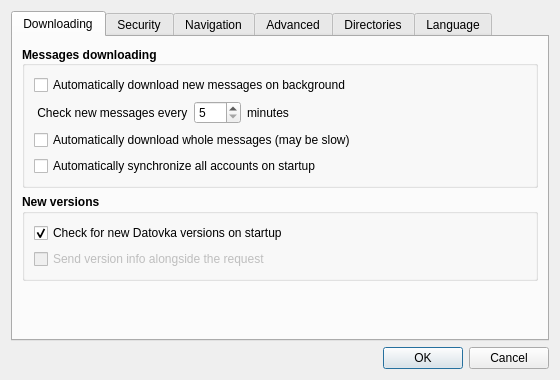
The window that src/gui/ui/dlg_preferences.ui (psakar/datovka) describes before a commit, drawn with Qt 5.
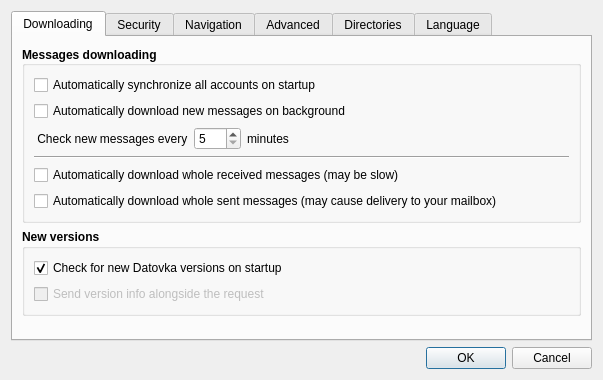
The same window after the commit. Icons and pictures are not drawn.

Commit message: Sent messages will be whole downloaded only if there are in message state 1 or 2

Diff of the .ui file:
```diff
--- a/src/gui/ui/dlg_preferences.ui
+++ b/src/gui/ui/dlg_preferences.ui
@@ -6,7 +6,7 @@
    <rect>
     <x>0</x>
     <y>0</y>
-    <width>560</width>
+    <width>603</width>
     <height>380</height>
    </rect>
   </property>
@@ -79,6 +79,23 @@
           <bool>false</bool>
          </property>
          <layout class="QVBoxLayout" name="verticalLayout_2">
+          <item>
+           <widget class="QCheckBox" name="download_at_start">
+            <property name="font">
+             <font>
+              <weight>50</weight>
+              <bold>false</bold>
+             </font>
+            </property>
+            <property name="toolTip">
+             <string>When allowed, Datovka will automatically synchronise accounts 
+and also download new messages on background at startup.</string>
+            </property>
+            <property name="text">
+             <string>Automatically synchronize all accounts on startup</string>
+            </property>
+           </widget>
+          </item>
           <item>
            <widget class="QCheckBox" name="download_on_background">
             <property name="font">
@@ -159,6 +176,13 @@
             </item>
            </layout>
           </item>
+          <item>
+           <widget class="Line" name="line_3">
+            <property name="orientation">
+             <enum>Qt::Horizontal</enum>
+            </property>
+           </widget>
+          </item>
           <item>
            <widget class="QCheckBox" name="auto_download_whole_messages">
             <property name="font">
@@ -175,12 +199,12 @@
 slower internet connections.</string>
             </property>
             <property name="text">
-             <string>Automatically download whole messages (may be slow)</string>
+             <string>Automatically download whole received messages (may be slow)</string>
             </property>
            </widget>
           </item>
           <item>
-           <widget class="QCheckBox" name="download_at_start">
+           <widget class="QCheckBox" name="auto_download_whole_messages_sent">
             <property name="font">
              <font>
               <weight>50</weight>
@@ -192,7 +216,7 @@
 and also download new messages on background at startup.</string>
             </property>
             <property name="text">
-             <string>Automatically synchronize all accounts on startup</string>
+             <string>Automatically download whole sent messages (may cause delivery to your mailbox)</string>
             </property>
            </widget>
           </item>
```
Left out of the diff: 4 changed lines with no effect on the pictures. The commit also changes 4 other files.
